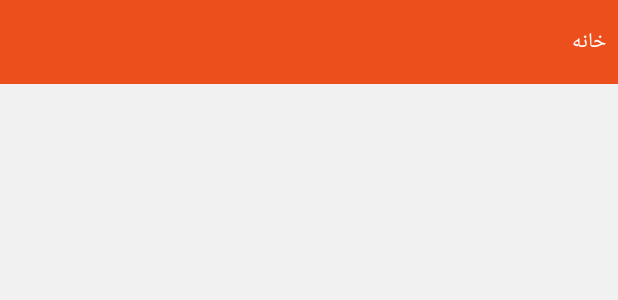
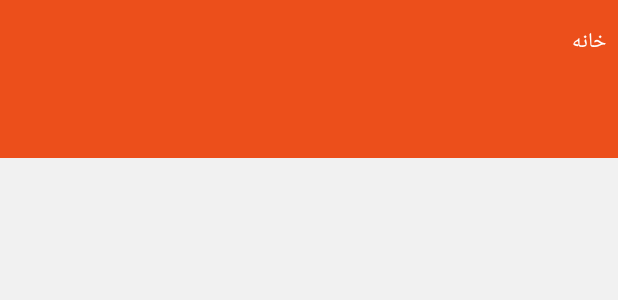
Before and after one commit to abbassabeti/EtkaV3, an Android app: the layout fragment_home.xml on its own in the app's theme, with its tools: preview values and no code run, on a phone screen of 412 x 824 dp. Shown: the top 300 px of the screen. Run offline under Robolectric (Android 15) with nearby library versions, the phone set to English and light mode, and no system bars.

Commit message:
prepare tabs for home fragment

```diff
--- a/app/src/main/res/layout/fragment_home.xml
+++ b/app/src/main/res/layout/fragment_home.xml
@@ -1,16 +1,35 @@
 <?xml version="1.0" encoding="utf-8"?>
-<android.support.design.widget.AppBarLayout xmlns:android="http://schemas.android.com/apk/res/android"
+<LinearLayout xmlns:android="http://schemas.android.com/apk/res/android"
+    xmlns:app="http://schemas.android.com/apk/res-auto"
     android:layout_width="match_parent"
     android:layout_height="match_parent"
-    xmlns:app="http://schemas.android.com/apk/res-auto"
-    android:orientation="vertical"
-    android:background="@color/mainBackgeoundColor">
+    android:background="@color/mainBackgeoundColor"
+    android:orientation="vertical">
 
     <ir.etkastores.app.UI.Views.EtkaToolbar
         android:id="@+id/homeToolbar"
         android:layout_width="match_parent"
         android:layout_height="wrap_content"
         app:showBack="false"
-        app:title="@string/home"/>
+        app:title="@string/home" />
 
-</android.support.design.widget.AppBarLayout>
+    <ir.etkastores.app.UI.Views.RTLTabLayout
+        android:id="@+id/tabs"
+        android:layout_width="match_parent"
+        android:layout_height="wrap_content"
+        android:background="@color/colorPrimary"
+        android:paddingBottom="1dp"
+        app:tabIndicatorColor="@color/white"
+        app:tabIndicatorHeight="2dp"
+        app:tabMode="scrollable"
+        app:tabTextAppearance="@style/tabStripTextAppearance"
+        app:tabSelectedTextColor="@color/white"
+        app:tabTextColor="@color/transWhiteA" />
+
+    <android.support.v4.view.ViewPager
+        android:id="@+id/pager"
+        android:layout_width="match_parent"
+        android:layout_height="match_parent" />
+
+
+</LinearLayout>
```
Also changed, not shown: app/src/main/java/ir/etkastores/app/Fragments/HomeFragment.java (+36 -3 lines).
